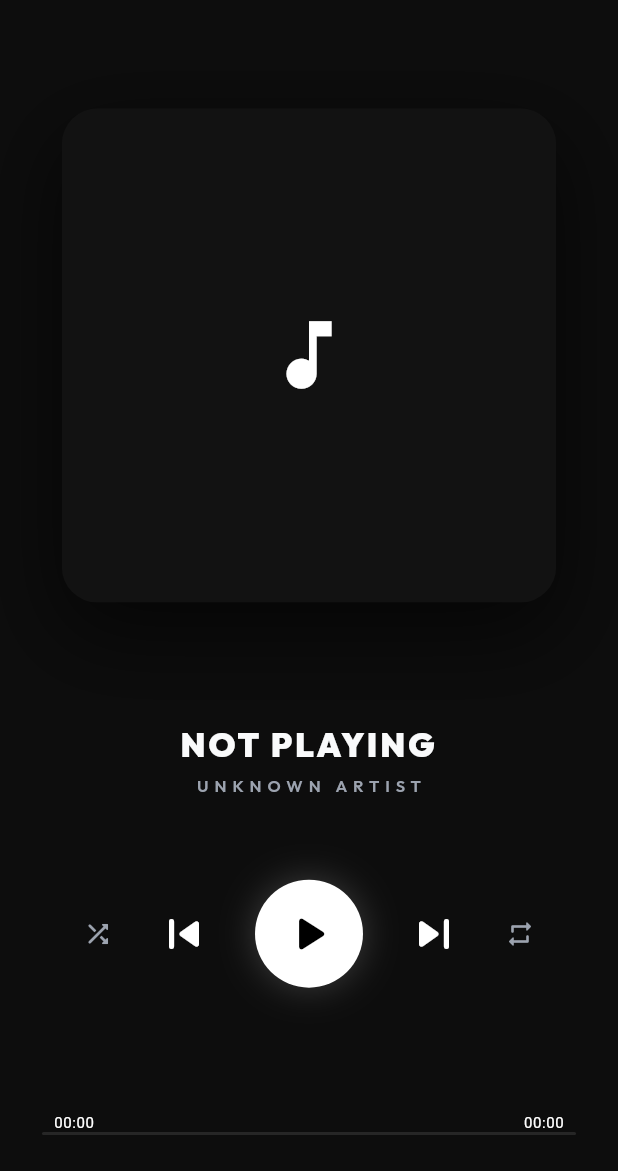
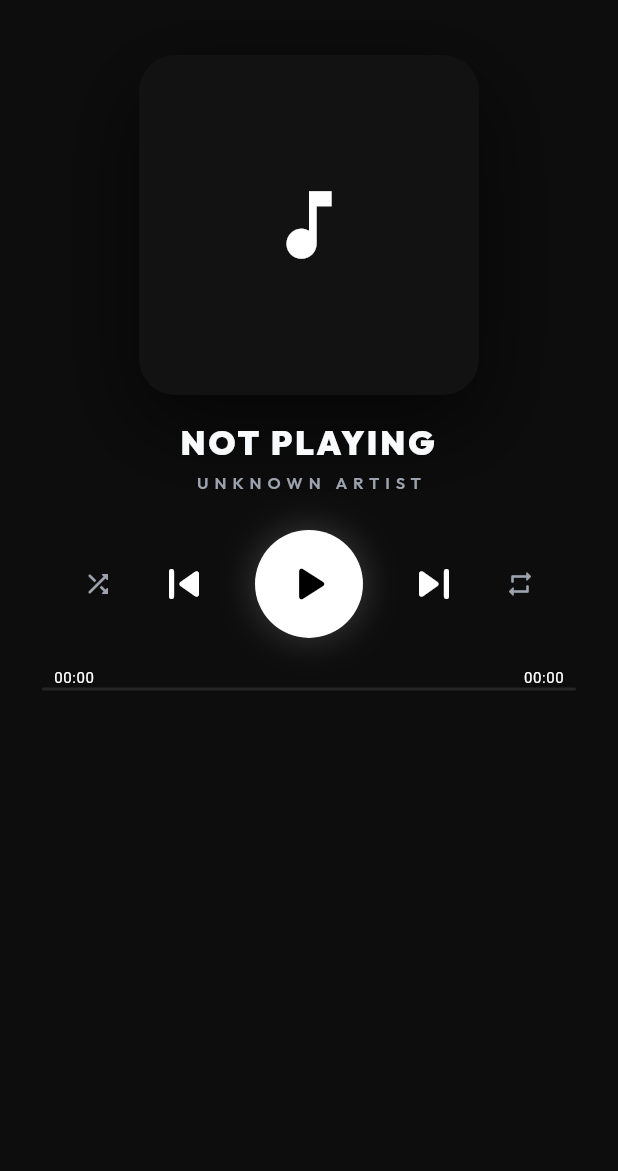
Before and after one commit to D1gNa0/Kerlyss, a Flutter app: the FullPlayerView screen opened directly, on a phone screen of 412 x 824 dp, the part 65-1236 px from its top. Run offline on Flutter 3.47's test engine with Material 3 defaults, Android fonts, the phone set to English and light mode, and no system bars; our stand-ins replace dio, flutter_riverpod, glassmorphism, google_fonts, isar, just_audio and 1 more; missing offline and left inert: string_similarity, window_manager, youtube_explode_dart; accounts and stored records are empty; generated files the repository leaves out were written again.

Commit message:
fix: add just_audio_windows, fix player overflow on desktop

```diff
--- a/lib/presentation/screens/full_player_view.dart
+++ b/lib/presentation/screens/full_player_view.dart
@@ -63,7 +63,7 @@ class FullPlayerView extends ConsumerWidget {
                       ),
                     ],
                   ),
-                  const Spacer(flex: 2),
+                  const SizedBox(height: 20),
 
                   // Aether Pulse Visualizer (Behind Album Art)
                   Stack(
@@ -71,16 +71,16 @@ class FullPlayerView extends ConsumerWidget {
                     children: [
                       if (audioState.status == PlaybackStatus.playing)
                         const RepaintBoundary(
-                          child: AetherPulseVisualizer(size: 400),
+                          child: AetherPulseVisualizer(size: 300),
                         ),
 
-                      // Album Art Hero Refined
+                      // Album Art — capped at 300 to prevent overflow on 800px desktop
                       Hero(
                         tag: 'album_art_${currentSong.id}',
                         child: Center(
                           child: Container(
-                            width: screenWidth * 0.8,
-                            height: screenWidth * 0.8,
+                            width: screenWidth * 0.55 > 300 ? 300 : screenWidth * 0.55,
+                            height: screenWidth * 0.55 > 300 ? 300 : screenWidth * 0.55,
                             decoration: BoxDecoration(
                               borderRadius: BorderRadius.circular(24),
                               boxShadow: [
@@ -106,8 +106,7 @@ class FullPlayerView extends ConsumerWidget {
                       ),
                     ],
                   ),
-
-                  const Spacer(flex: 3),
+                  const SizedBox(height: 20),
 
                   // Song Info Refined
                   Column(
@@ -133,7 +132,7 @@ class FullPlayerView extends ConsumerWidget {
                     ],
                   ),
 
-                  const Spacer(flex: 2),
+                  const SizedBox(height: 24),
 
                   // Playback Controls Refined
                   Row(
@@ -169,8 +168,7 @@ class FullPlayerView extends ConsumerWidget {
                       const Icon(Icons.repeat_rounded, color: AetherColors.textSecondary, size: 20),
                     ],
                   ),
-
-                  const Spacer(flex: 3),
+                  const SizedBox(height: 20),
 
                   // Horizon Progress Bar (Thin line at the bottom)
                   Column(
--- a/pubspec.yaml
+++ b/pubspec.yaml
@@ -23,6 +23,7 @@ dependencies:
   html: ^0.15.4
   window_manager: ^0.5.1
   logger: ^2.7.0
+  just_audio_windows: ^0.2.3
 
 dev_dependencies:
   flutter_test:
```
Also changed, not shown: 1 other file.
